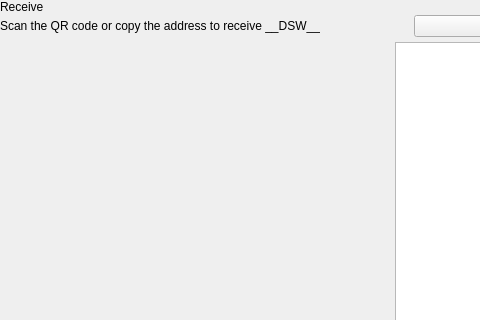
The window that src/qt/pivx/forms/receivewidget.ui (decenomy/DSW) describes before a commit, drawn with Qt 5; both pictures show x 0 to 480 and y 0 to 320 of the 629 by 629 pixel window.
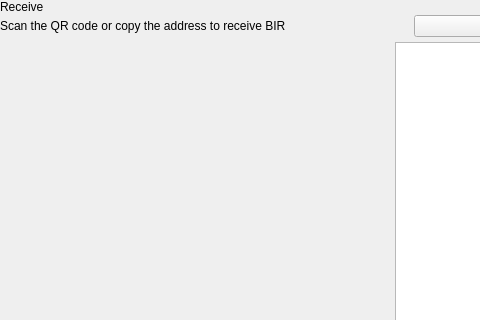
The same window after the commit. Custom widgets are drawn as their Qt base class.

```diff
--- a/src/qt/pivx/forms/receivewidget.ui
+++ b/src/qt/pivx/forms/receivewidget.ui
@@ -78,7 +78,7 @@
             <item alignment="Qt::AlignTop">
              <widget class="QLabel" name="labelSubtitle1">
               <property name="text">
-               <string>Scan the QR code or copy the address to receive __DSW__</string>
+               <string>Scan the QR code or copy the address to receive BIR</string>
               </property>
              </widget>
             </item>
```
